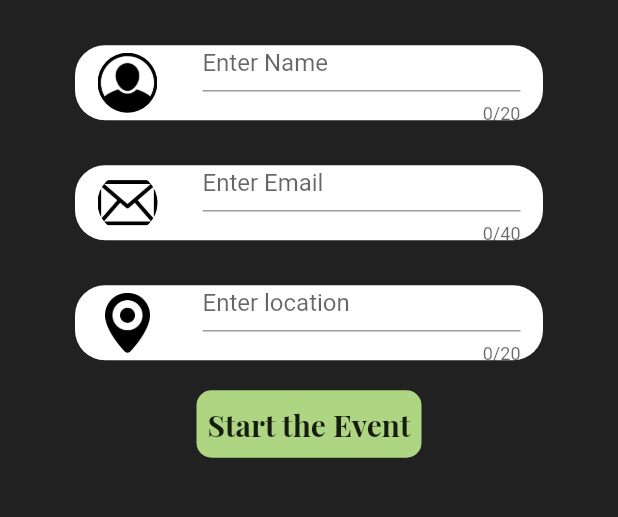
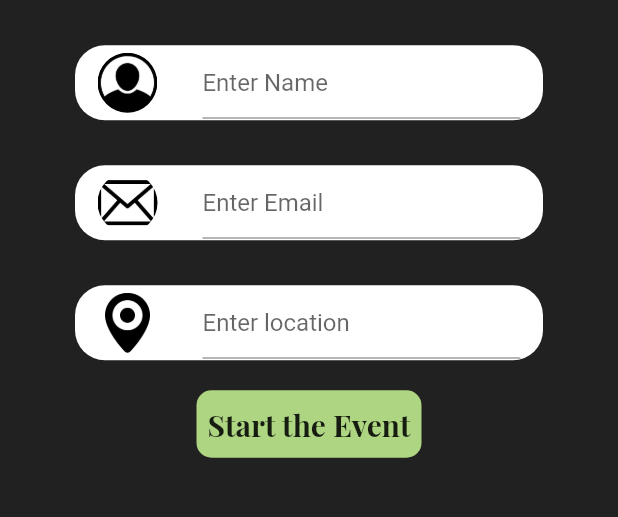
Before and after one commit to utkarshgarg123/Groundlia, a Flutter app: the signup screen opened by its route, on a phone screen of 412 x 824 dp, the part 464-981 px from its top. Run offline on Flutter 3.47's test engine with Material 2 defaults, Android fonts, the phone set to English and light mode, and no system bars; our stand-ins replace fluttertoast, share; missing offline and left inert: clipboard.

Commit message:
little bug fixes

```diff
--- a/lib/Pages/signup.dart
+++ b/lib/Pages/signup.dart
@@ -37,7 +37,6 @@ class _signupState extends State<signup> {
           Container(
             width: MediaQuery.of(context).size.width - 200,
             child: TextField(
-              maxLength: (symbol != "mail")?20:40,
               decoration: InputDecoration(
                 hintText: hint,
               ),
```
